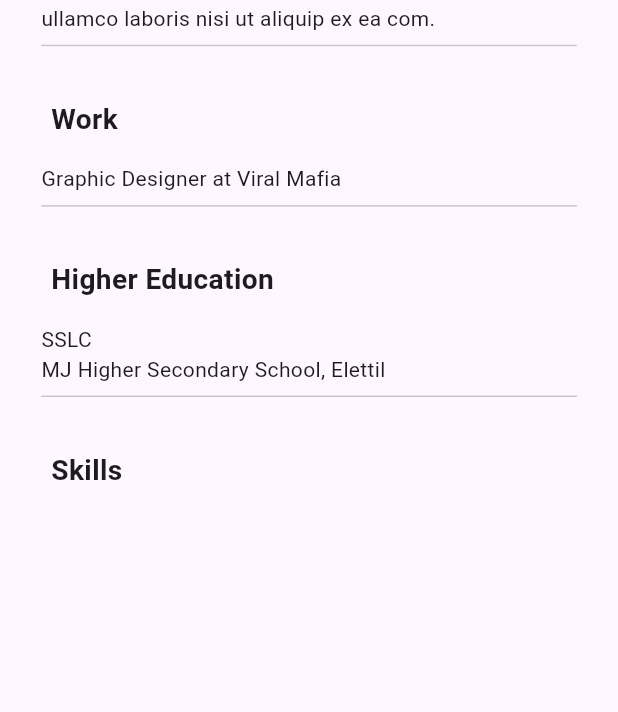
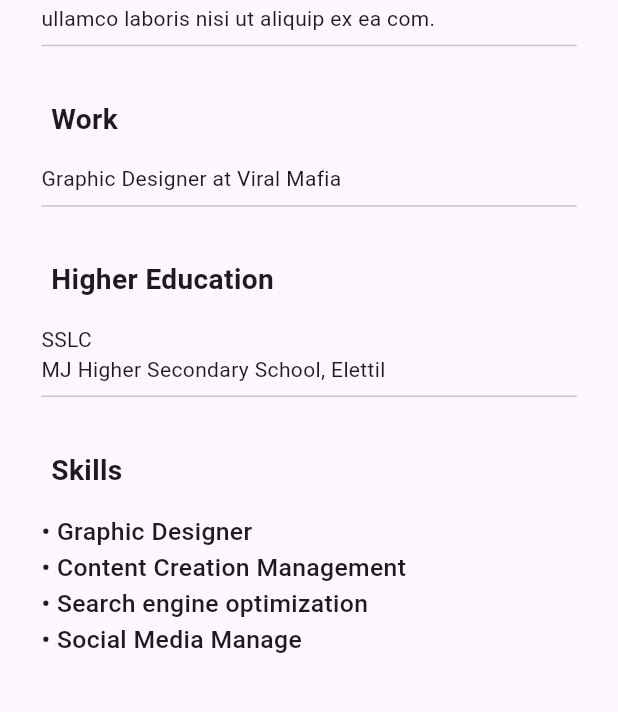
Before and after one commit to Syamkrishna2272/Village_App, a Flutter app: the CarContactScreen screen opened directly, scrolled down 570 dp, on a phone screen of 412 x 824 dp, the part 134-846 px from its top. Run offline on Flutter 3.47's test engine with Material 3 defaults, Android fonts, the phone set to English and light mode, and no system bars; our stand-ins replace carousel_slider, material_design_icons_flutter.

Commit message:
carousel slider completed,profile tab bar updated

```diff
--- a/lib/screens/carservicespage/contact_detailspage/contact_screen.dart
+++ b/lib/screens/carservicespage/contact_detailspage/contact_screen.dart
@@ -60,7 +60,6 @@ class CarContactScreen extends StatelessWidget {
                   Container(
                     padding: EdgeInsets.symmetric(vertical: screenHeight / 50),
                     decoration: BoxDecoration(
-                      color: Colors.amber.shade50,
                       borderRadius: BorderRadius.circular(screenWidth / 30),
                     ),
                     child: Row(
@@ -87,9 +86,10 @@ class CarContactScreen extends StatelessWidget {
                               ),
                               Row(
                                 children: [
-                                  Icon(Icons.work_outline,
-                                      size: screenWidth / 25,
-                                      color: Colors.grey),
+                                  Image.asset('lib/asset/img/Frame (1).png'),
+                                  // Icon(Icons.work_outline,
+                                  //     size: screenWidth / 25,
+                                  //     color: Colors.grey),
                                   SizedBox(width: screenWidth / 80),
                                   Text(
                                     "INTERIAL DESIGNER",
@@ -119,14 +119,15 @@ class CarContactScreen extends StatelessWidget {
                         width: screenWidth / 2.4,
                         height: screenHeight / 15,
                         child: Row(
-                          mainAxisAlignment: MainAxisAlignment.spaceEvenly,
                           children: [
-                            Icon(Icons.wechat_sharp,
-                                size: screenWidth / 10,
-                                color: const Color(0XFF427ECC)),
+                            Padding(
+                              padding: EdgeInsets.only(left: screenWidth / 15),
+                              child: Image.asset('lib/asset/img/Group 625.png'),
+                            ),
+                            SizedBox(width: screenWidth / 28),
                             Text("Message",
                                 style: TextStyle(
-                                    fontWeight: FontWeight.w500,
+                                    fontWeight: FontWeight.w400,
                                     fontSize: screenWidth / 23))
                           ],
                         ),
@@ -139,14 +140,16 @@ class CarContactScreen extends StatelessWidget {
                         width: screenWidth / 2.4,
                         height: screenHeight / 15,
                         child: Row(
-                          mainAxisAlignment: MainAxisAlignment.spaceEvenly,
+                          // mainAxisAlignment: MainAxisAlignment.spaceEvenly,
                           children: [
-                            Icon(Icons.phone,
-                                size: screenWidth / 15,
-                                color: const Color(0XFF23B158)),
+                            Padding(
+                              padding: EdgeInsets.only(left: screenWidth / 15),
+                              child: Image.asset('lib/asset/img/Group.png'),
+                            ),
+                            SizedBox(width: screenWidth / 28),
                             Text("Call Now",
                                 style: TextStyle(
-                                    fontWeight: FontWeight.w500,
+                                    fontWeight: FontWeight.w400,
                                     fontSize: screenWidth / 23))
                           ],
                         ),
@@ -177,7 +180,7 @@ class CarContactScreen extends StatelessWidget {
                             decoration: BoxDecoration(
                               shape: BoxShape.circle,
                               border: Border.all(
-                                color: Colors.grey,
+                                color: const Color(0XFFD9E5F5),
                                 width: 1,
                               ),
                             ),
@@ -191,16 +194,27 @@ class CarContactScreen extends StatelessWidget {
                     ),
                   ),
                   SizedBox(height: screenHeight / 35),
-                  const TabBar(
-                    tabs: [
+                  TabBar(
+                    tabs: const [
                       Tab(text: "Details"),
                       Tab(text: "Portfolio"),
                       Tab(text: "Jobs"),
-
                     ],
-                    indicatorColor: Colors.blue,
-                    labelColor: Colors.blue,
-                    unselectedLabelColor: Colors.grey,
+                    indicator: BoxDecoration(
+                      color: Colors.blue,
+                      borderRadius: BorderRadius.circular(screenWidth / 15),
+                    ),
+                    indicatorSize: TabBarIndicatorSize.tab,
+                    labelColor: Colors.white,
+                    unselectedLabelColor: Colors.blue,
+                    labelStyle: TextStyle(
+                      fontWeight: FontWeight.bold,
+                      fontSize: screenWidth / 25,
+                    ),
+                    unselectedLabelStyle: TextStyle(
+                      fontWeight: FontWeight.normal,
+                      fontSize: screenWidth / 25,
+                    ),
                   ),
                   SizedBox(height: screenHeight / 30),
                   TabbarWidget(
--- a/lib/screens/carservicespage/contact_detailspage/tabbar_widget.dart
+++ b/lib/screens/carservicespage/contact_detailspage/tabbar_widget.dart
@@ -37,11 +37,6 @@ class TabbarWidget extends StatelessWidget {
         'text': 'Kristin Watson',
         'email': 'kristin.watson@exam.com'
       },
-      {
-        'image': 'lib/asset/img/Ellipse 30.png',
-        'text': 'Ralph Edwards',
-        'email': 'ralph.edwards@exam.com'
-      },
     ];
 
     return SizedBox(
@@ -49,7 +44,8 @@ class TabbarWidget extends StatelessWidget {
       child: TabBarView(
         children: [
           SingleChildScrollView(
-            child: Column(                                            //Details Tab
+            child: Column(
+              //Details Tab
               crossAxisAlignment: CrossAxisAlignment.start,
               children: [
                 HomeTextWidget(
@@ -58,10 +54,10 @@ class TabbarWidget extends StatelessWidget {
                   text: "About",
                   fontWeight: FontWeight.w600,
                   fontSize: screenWidth / 22,
-                  paddingLeft: screenWidth /62,
+                  paddingLeft: screenWidth / 62,
                   paddingTop: screenHeight / 30,
                 ),
-                SizedBox(height: screenHeight/50),
+                SizedBox(height: screenHeight / 50),
                 const Text("Hi,  enim ad minim veniam, quis nostrud exercitat"),
                 const Text("ullamco laboris nisi ut aliquip ex ea com."),
                 const Divider(),
@@ -74,7 +70,7 @@ class TabbarWidget extends StatelessWidget {
                   paddingLeft: screenWidth / 62,
                   paddingTop: screenHeight / 30,
                 ),
-                SizedBox(height: screenHeight/50),
+                SizedBox(height: screenHeight / 50),
                 const Text("Graphic Designer at Viral Mafia"),
                 const Divider(),
                 HomeTextWidget(
@@ -86,7 +82,7 @@ class TabbarWidget extends StatelessWidget {
                   paddingLeft: screenWidth / 62,
                   paddingTop: screenHeight / 30,
                 ),
-                SizedBox(height: screenHeight/50),
+                SizedBox(height: screenHeight / 50),
                 const Text("SSLC"),
                 const Text("MJ Higher Secondary School, Elettil"),
                 const Divider(),
@@ -99,11 +95,20 @@ class TabbarWidget extends StatelessWidget {
                   paddingLeft: screenWidth / 62,
                   paddingTop: screenHeight / 30,
                 ),
-                SizedBox(height: screenHeight/50),
+                SizedBox(height: screenHeight / 50),
+                Text("• Graphic Designer",
+                    style: TextStyle(fontSize: screenWidth / 25,fontWeight: FontWeight.w500)),
+                Text("• Content Creation Management",
+                    style: TextStyle(fontSize: screenWidth / 25,fontWeight: FontWeight.w500)),
+                Text("• Search engine optimization",
+                    style: TextStyle(fontSize: screenWidth / 25,fontWeight: FontWeight.w500)),
+                Text("• Social Media Manage",
+                    style: TextStyle(fontSize: screenWidth / 25,fontWeight: FontWeight.w500)),
               ],
             ),
           ),
-          GridView.builder(                                              //Portfolio Tab
+          GridView.builder(
+            //Portfolio Tab
             gridDelegate: const SliverGridDelegateWithFixedCrossAxisCount(
               crossAxisCount: 3,
               crossAxisSpacing: 8.0,
@@ -119,7 +124,8 @@ class TabbarWidget extends StatelessWidget {
               );
             },
           ),
-          Container(                                         //Job Tab
+          Container(
+            //Job Tab
             decoration: BoxDecoration(
               borderRadius: BorderRadius.circular(screenWidth / 45),
             ),
@@ -149,14 +155,12 @@ class TabbarWidget extends StatelessWidget {
                                   color: Colors.white,
                                   fontWeight: FontWeight.w500),
                             ),
-                            const Icon(Icons.savings,
-                                color: Color.fromARGB(255, 209, 206, 206)),
+                            Image.asset('lib/asset/img/Group (1).png'),
                             Text(
                               "INR. 5000/Hour",
                               style: TextStyle(
                                   fontSize: screenWidth / 35,
-                                  color:
-                                      const Color.fromARGB(255, 209, 206, 206)),
+                                  color: Colors.white),
                             )
                           ],
                         ),
@@ -173,9 +177,8 @@ class TabbarWidget extends StatelessWidget {
                             Text(
                               "Thalassery",
                               style: TextStyle(
-                                  fontSize: screenWidth / 35,
-                                  color:
-                                      const Color.fromARGB(255, 209, 206, 206)),
+                                  fontSize: screenWidth / 33,
+                                  color: Colors.white),
                             )
                           ],
                         ),
@@ -185,13 +188,13 @@ class TabbarWidget extends StatelessWidget {
                 ),
                 Container(
                   decoration: BoxDecoration(
-                    color: Colors.white,
+                    color: const Color.fromARGB(255, 244, 240, 240),
                     borderRadius: BorderRadius.only(
                         bottomLeft: Radius.circular(screenWidth / 45),
                         bottomRight: Radius.circular(screenWidth / 45)),
                   ),
                   width: screenWidth,
-                  height: screenHeight / 1.5,
+                  height: screenHeight / 2,
                   child: Column(
                     children: [
                       Padding(
@@ -223,9 +226,9 @@ class TabbarWidget extends StatelessWidget {
                                 right: screenWidth / 25,
                                 top: screenWidth / 35,
                               ),
-                              child: Card(
                               child: Container(
                                 decoration: BoxDecoration(
+                                  color: Colors.white,
                                   borderRadius:
                                       BorderRadius.circular(screenWidth / 40),
                                 ),
@@ -234,8 +237,7 @@ class TabbarWidget extends StatelessWidget {
                                 child: Row(
                                   children: [
                                     Padding(
-                                        padding:
-                                            EdgeInsets.all(screenWidth / 28),
+                                      padding: EdgeInsets.all(screenWidth / 28),
                                       child: CircleAvatar(
                                         radius: screenWidth / 15,
                                         backgroundImage:
@@ -269,14 +271,13 @@ class TabbarWidget extends StatelessWidget {
                                       ),
                                     ),
                                     SizedBox(width: screenWidth / 28),
-                                      const CircleAvatar(
-                                        backgroundColor:
-                                            Color.fromARGB(255, 188, 238, 207),
-                                        child: Icon(Icons.phone,
-                                            color: Color(0XFF23B158)),
+                                    CircleAvatar(
+                                      backgroundColor: const Color.fromARGB(
+                                          255, 188, 238, 207),
+                                      child: Image.asset(
+                                          'lib/asset/img/Group.png'),
                                     ),
                                   ],
-                                  ),
                                 ),
                               ),
                             );
--- a/pubspec.yaml
+++ b/pubspec.yaml
@@ -102,6 +102,10 @@ flutter:
     - lib/asset/img/Group 613.png
     - lib/asset/img/Group 614.png
     - lib/asset/img/Vector (1).png
+    - lib/asset/img/Group.png
+    - lib/asset/img/Group 625.png
+    - lib/asset/img/Group (1).png
+    - lib/asset/img/Frame (1).png
 
   # An image asset can refer to one or more resolution-specific "variants", see
   # https://flutter.dev/assets-and-images/#resolution-aware
```
Also changed, not shown: lib/screens/carservicespage/carservice_screen.dart (+28 -19 lines), lib/screens/homepage/home_screen.dart (+54 -44 lines), lib/screens/taxiservicepage/taxiservice_screen.dart (+16 -14 lines), lib/asset/img/Frame (1).png (added), lib/asset/img/Group (1).png (added), lib/asset/img/Group 625.png (added), lib/asset/img/Group.png (added). Lines whose indentation alone changed are shown as unchanged.
